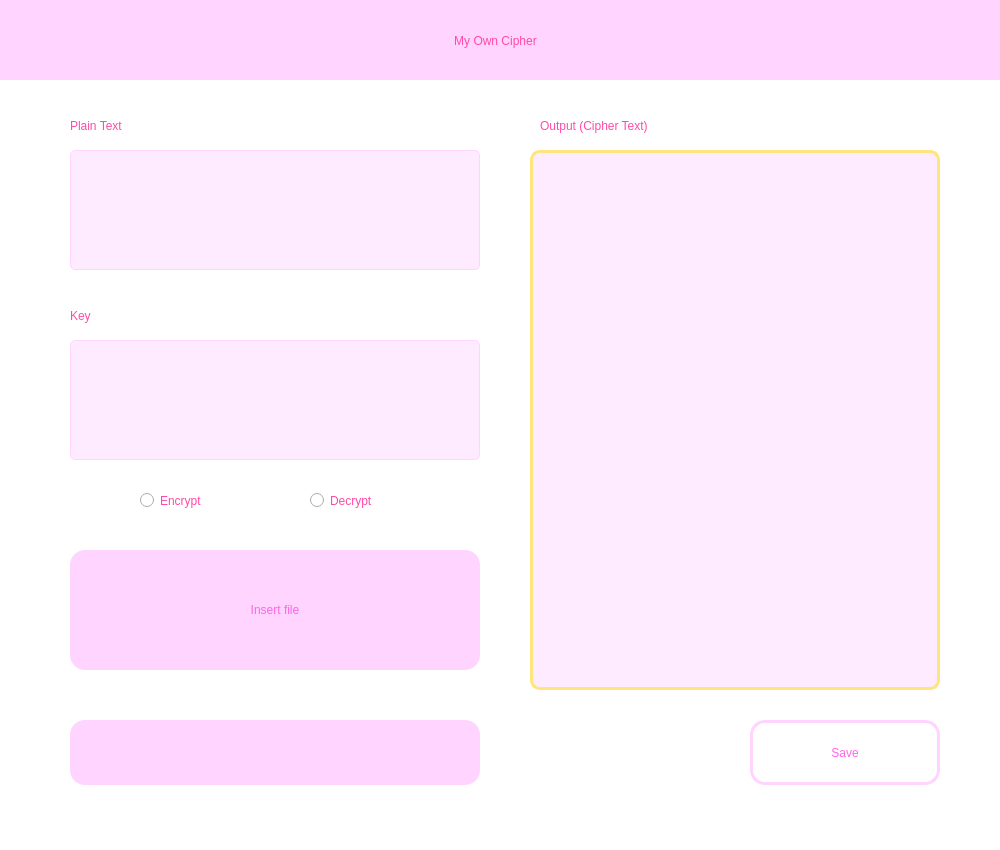
First picture: the form in src/ui/rc4gui.ui, repository christopherdavinn/RC4, before the edit.
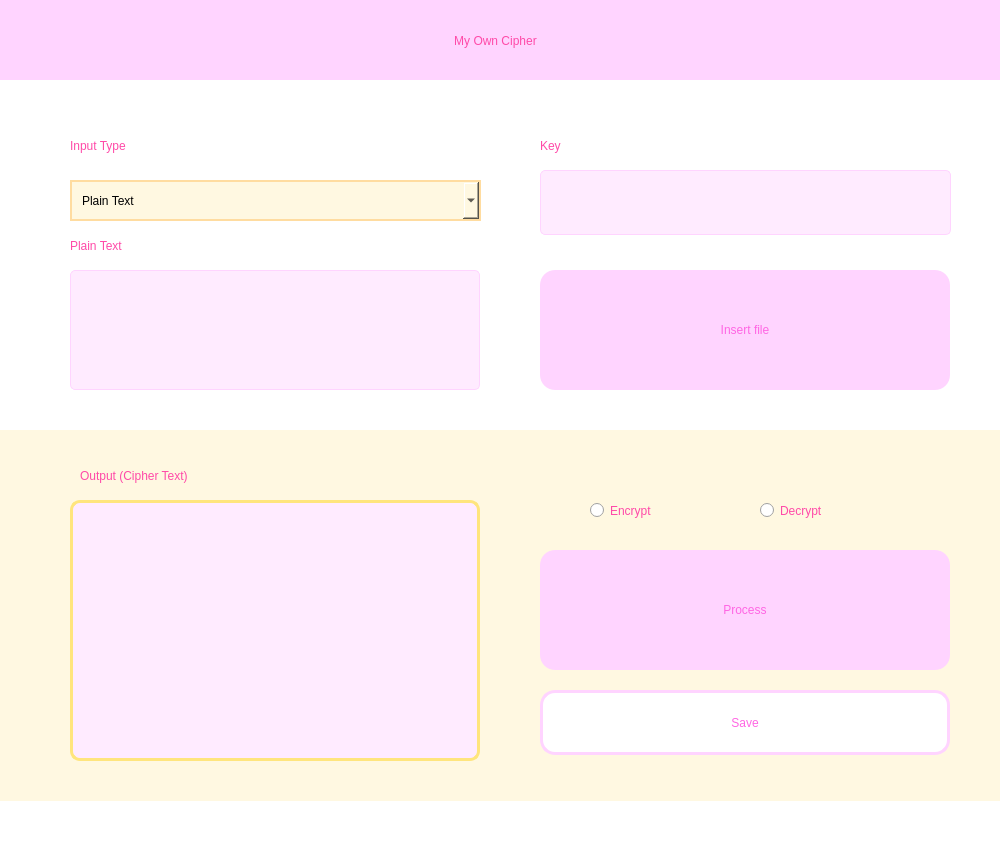
Second picture: the form after the edit.

Patch:
```diff
--- a/src/ui/rc4gui.ui
+++ b/src/ui/rc4gui.ui
@@ -20,10 +20,10 @@
    <widget class="QPlainTextEdit" name="outputTB">
     <property name="geometry">
      <rect>
-      <x>530</x>
-      <y>150</y>
+      <x>70</x>
+      <y>500</y>
       <width>410</width>
-      <height>540</height>
+      <height>261</height>
      </rect>
     </property>
     <property name="styleSheet">
@@ -44,15 +44,16 @@
    <widget class="QLabel" name="label_3">
     <property name="geometry">
      <rect>
-      <x>540</x>
-      <y>110</y>
+      <x>80</x>
+      <y>460</y>
       <width>251</width>
       <height>31</height>
      </rect>
     </property>
     <property name="styleSheet">
      <string notr="true">color: #ff4aa8;
-font: 550 14pt &quot;MS Shell Dlg 2&quot;;</string>
+font: 550 14pt &quot;MS Shell Dlg 2&quot;;
+background-color: none;</string>
     </property>
     <property name="text">
      <string>Output (Cipher Text)</string>
@@ -98,7 +99,7 @@
     <property name="geometry">
      <rect>
       <x>70</x>
-      <y>150</y>
+      <y>270</y>
       <width>410</width>
       <height>120</height>
      </rect>
@@ -125,8 +126,8 @@
    <widget class="QPushButton" name="inputBut">
     <property name="geometry">
      <rect>
-      <x>70</x>
-      <y>550</y>
+      <x>540</x>
+      <y>270</y>
       <width>410</width>
       <height>120</height>
      </rect>
@@ -162,14 +163,15 @@
     <property name="geometry">
      <rect>
       <x>70</x>
-      <y>110</y>
+      <y>230</y>
       <width>131</width>
       <height>31</height>
      </rect>
     </property>
     <property name="styleSheet">
      <string notr="true">color: #ff4aa8;
-font: 550 14pt &quot;MS Shell Dlg 2&quot;;</string>
+font: 550 14pt &quot;MS Shell Dlg 2&quot;;
+background-color: none;</string>
     </property>
     <property name="text">
      <string>Plain Text</string>
@@ -178,10 +180,10 @@
    <widget class="QPushButton" name="cryptBut">
     <property name="geometry">
      <rect>
-      <x>70</x>
-      <y>720</y>
+      <x>540</x>
+      <y>550</y>
       <width>410</width>
-      <height>65</height>
+      <height>120</height>
      </rect>
     </property>
     <property name="styleSheet">
@@ -205,21 +207,22 @@
 </string>
     </property>
     <property name="text">
-     <string/>
+     <string>Process</string>
     </property>
    </widget>
    <widget class="QLabel" name="label_4">
     <property name="geometry">
      <rect>
-      <x>70</x>
-      <y>300</y>
+      <x>540</x>
+      <y>130</y>
       <width>121</width>
       <height>31</height>
      </rect>
     </property>
     <property name="styleSheet">
      <string notr="true">color: #ff4aa8;
-font: 550 14pt &quot;MS Shell Dlg 2&quot;;</string>
+font: 550 14pt &quot;MS Shell Dlg 2&quot;;
+background-color: none;</string>
     </property>
     <property name="text">
      <string>Key</string>
@@ -228,10 +231,10 @@
    <widget class="QPlainTextEdit" name="keyInput">
     <property name="geometry">
      <rect>
-      <x>70</x>
-      <y>340</y>
-      <width>410</width>
-      <height>120</height>
+      <x>540</x>
+      <y>170</y>
+      <width>411</width>
+      <height>65</height>
      </rect>
     </property>
     <property name="styleSheet">
@@ -256,9 +259,9 @@
    <widget class="QPushButton" name="enigmaBut">
     <property name="geometry">
      <rect>
-      <x>750</x>
-      <y>720</y>
-      <width>190</width>
+      <x>540</x>
+      <y>690</y>
+      <width>410</width>
       <height>65</height>
      </rect>
     </property>
@@ -292,15 +295,16 @@
    <widget class="QRadioButton" name="radioButton">
     <property name="geometry">
      <rect>
-      <x>140</x>
-      <y>480</y>
+      <x>590</x>
+      <y>490</y>
       <width>111</width>
       <height>41</height>
      </rect>
     </property>
     <property name="styleSheet">
      <string notr="true">color: #ff4aa8;
-font: 500 11pt &quot;MS Shell Dlg 2&quot;;</string>
+font: 500 11pt &quot;MS Shell Dlg 2&quot;;
+background-color: none;</string>
     </property>
     <property name="text">
      <string>Encrypt</string>
@@ -309,20 +313,102 @@
    <widget class="QRadioButton" name="radioButton_2">
     <property name="geometry">
      <rect>
-      <x>310</x>
-      <y>480</y>
+      <x>760</x>
+      <y>490</y>
       <width>111</width>
       <height>41</height>
      </rect>
     </property>
     <property name="styleSheet">
      <string notr="true">color: #ff4aa8;
-font: 500 11pt &quot;MS Shell Dlg 2&quot;;</string>
+font: 500 11pt &quot;MS Shell Dlg 2&quot;;
+background-color: none;</string>
     </property>
     <property name="text">
      <string>Decrypt</string>
     </property>
    </widget>
+   <widget class="QWidget" name="widget_2" native="true">
+    <property name="geometry">
+     <rect>
+      <x>0</x>
+      <y>430</y>
+      <width>1001</width>
+      <height>371</height>
+     </rect>
+    </property>
+    <property name="styleSheet">
+     <string notr="true">background-color: #fff8e1</string>
+    </property>
+   </widget>
+   <widget class="QComboBox" name="comboBox">
+    <property name="geometry">
+     <rect>
+      <x>70</x>
+      <y>180</y>
+      <width>411</width>
+      <height>41</height>
+     </rect>
+    </property>
+    <property name="styleSheet">
+     <string notr="true">QComboBox{
+	background-color: #ebebeb;
+	font: 75 10pt &quot;MS Shell Dlg 2&quot;;
+	padding-left: 10px;
+	border: 2px solid #ffdca0;
+	background-color: #fff8e1;
+}
+</string>
+    </property>
+    <item>
+     <property name="text">
+      <string>Plain Text</string>
+     </property>
+    </item>
+    <item>
+     <property name="text">
+      <string>Text File</string>
+     </property>
+    </item>
+    <item>
+     <property name="text">
+      <string>Binary File</string>
+     </property>
+    </item>
+   </widget>
+   <widget class="QLabel" name="label_5">
+    <property name="geometry">
+     <rect>
+      <x>70</x>
+      <y>130</y>
+      <width>161</width>
+      <height>31</height>
+     </rect>
+    </property>
+    <property name="styleSheet">
+     <string notr="true">color: #ff4aa8;
+font: 550 14pt &quot;MS Shell Dlg 2&quot;;
+background-color: none;</string>
+    </property>
+    <property name="text">
+     <string>Input Type</string>
+    </property>
+   </widget>
+   <zorder>widget_2</zorder>
+   <zorder>outputTB</zorder>
+   <zorder>label_3</zorder>
+   <zorder>widget</zorder>
+   <zorder>textInput</zorder>
+   <zorder>inputBut</zorder>
+   <zorder>label_2</zorder>
+   <zorder>cryptBut</zorder>
+   <zorder>label_4</zorder>
+   <zorder>keyInput</zorder>
+   <zorder>enigmaBut</zorder>
+   <zorder>radioButton</zorder>
+   <zorder>radioButton_2</zorder>
+   <zorder>comboBox</zorder>
+   <zorder>label_5</zorder>
   </widget>
   <widget class="QMenuBar" name="menubar">
    <property name="geometry">
```
Left out of the diff: 4 changed lines with no effect on the pictures.
